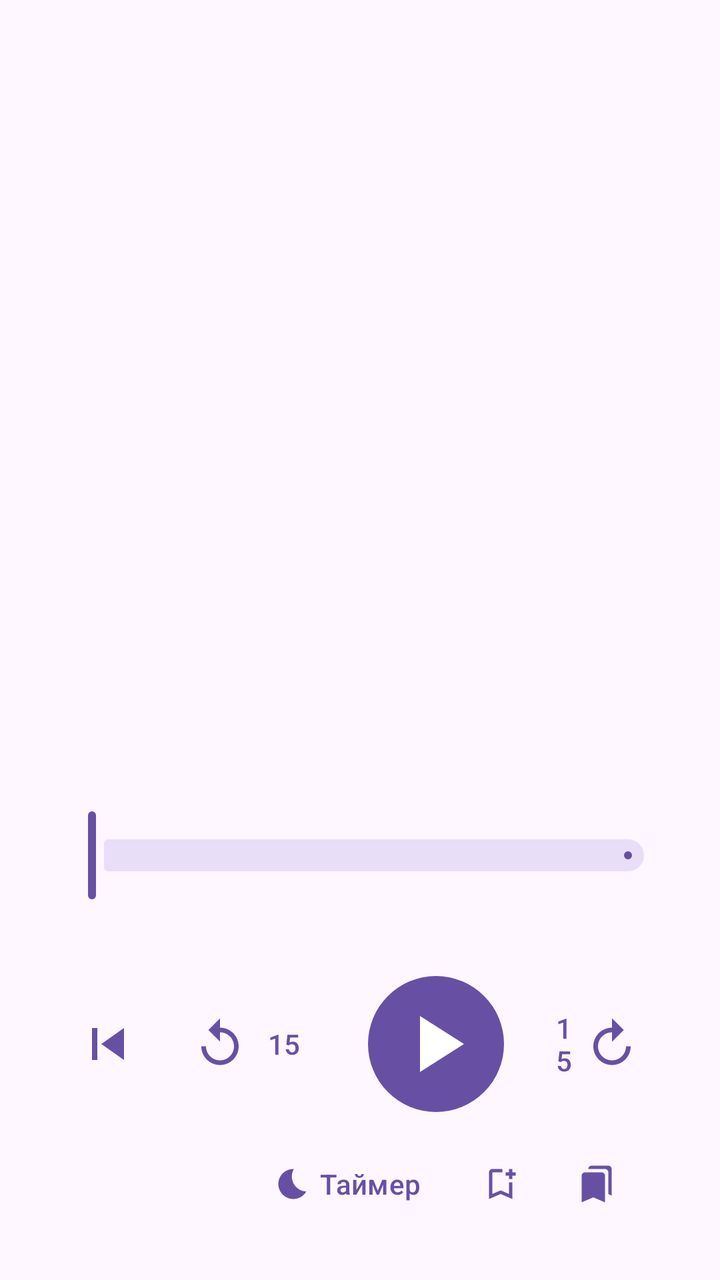
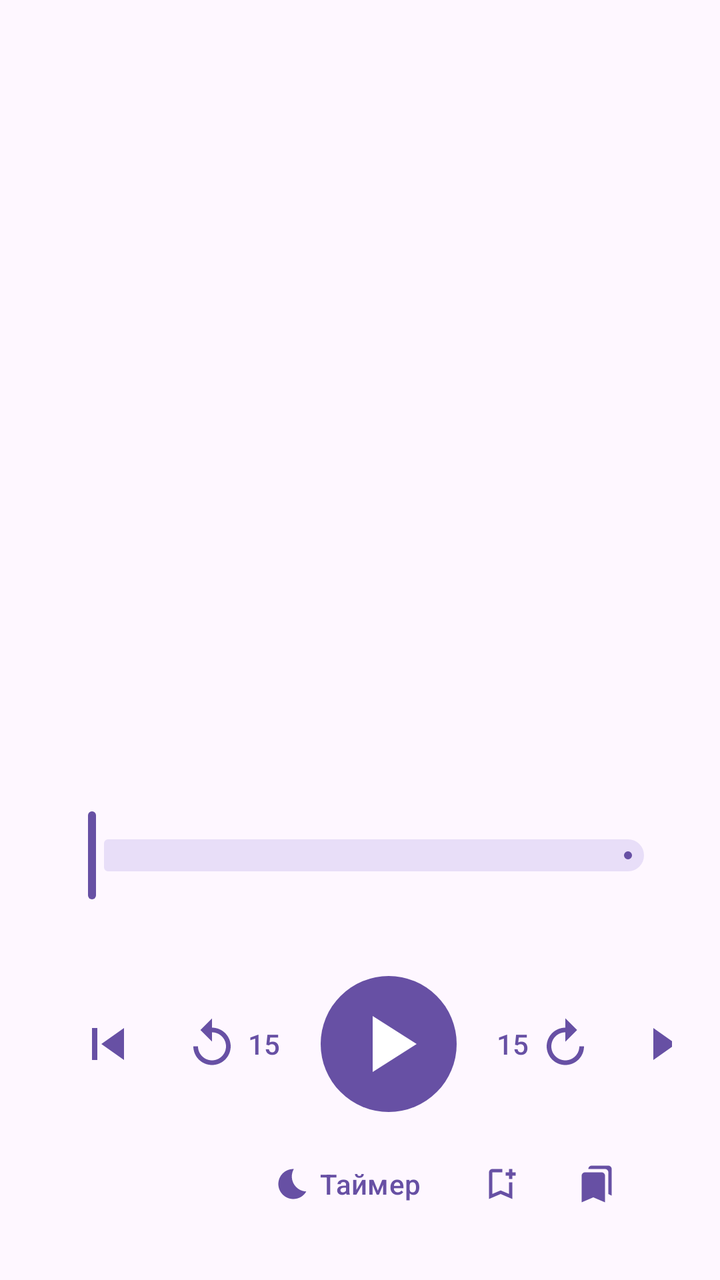

Two renders of the same Android screen: before a commit and after it. Below are the layout's source before the change and the commit's diff.
<!-- AndroidManifest.xml: application theme Theme.AudioBookPlayer -->
<!-- res/layout/activity_player.xml -->
<?xml version="1.0" encoding="utf-8"?>
<LinearLayout xmlns:android="http://schemas.android.com/apk/res/android"
    xmlns:app="http://schemas.android.com/apk/res-auto"
    android:layout_width="match_parent"
    android:layout_height="match_parent"
    android:gravity="center_horizontal"
    android:orientation="vertical"
    android:padding="24dp">

    <ImageView
        android:id="@+id/cover"
        android:layout_width="match_parent"
        android:layout_height="0dp"
        android:layout_weight="1"
        android:adjustViewBounds="true"
        android:importantForAccessibility="no"
        android:scaleType="fitCenter" />

    <TextView
        android:id="@+id/bookTitle"
        android:layout_width="match_parent"
        android:layout_height="wrap_content"
        android:layout_marginTop="24dp"
        android:ellipsize="end"
        android:gravity="center"
        android:maxLines="2"
        android:textAppearance="?attr/textAppearanceTitleMedium" />

    <TextView
        android:id="@+id/chapterTitle"
        android:layout_width="match_parent"
        android:layout_height="wrap_content"
        android:layout_marginTop="8dp"
        android:ellipsize="end"
        android:gravity="center"
        android:maxLines="3"
        android:textAppearance="?attr/textAppearanceHeadlineSmall" />

    <TextView
        android:id="@+id/chapterNumber"
        android:layout_width="match_parent"
        android:layout_height="wrap_content"
        android:layout_marginTop="4dp"
        android:gravity="center"
        android:textAppearance="?attr/textAppearanceBodyMedium" />

    <com.google.android.material.slider.Slider
        android:id="@+id/position"
        android:layout_width="match_parent"
        android:layout_height="wrap_content"
        android:layout_marginTop="16dp"
        android:contentDescription="@string/player_position"
        android:valueFrom="0"
        android:valueTo="1"
        app:labelBehavior="gone" />

    <LinearLayout
        android:layout_width="match_parent"
        android:layout_height="wrap_content"
        android:orientation="horizontal">

        <TextView
            android:id="@+id/elapsed"
            android:layout_width="0dp"
            android:layout_height="wrap_content"
            android:layout_weight="1"
            android:textAppearance="?attr/textAppearanceBodySmall" />

        <TextView
            android:id="@+id/remaining"
            android:layout_width="0dp"
            android:layout_height="wrap_content"
            android:layout_weight="1"
            android:gravity="end"
            android:textAppearance="?attr/textAppearanceBodySmall" />
    </LinearLayout>

    <LinearLayout
        android:layout_width="match_parent"
        android:layout_height="wrap_content"
        android:layout_marginTop="16dp"
        android:gravity="center"
        android:orientation="horizontal">

        <com.google.android.material.button.MaterialButton
            android:id="@+id/previousChapter"
            style="@style/Widget.Material3.Button.IconButton"
            android:layout_width="wrap_content"
            android:layout_height="wrap_content"
            android:contentDescription="@string/player_previous_chapter"
            app:icon="@drawable/ic_skip_previous"
            app:iconSize="32dp" />

        <com.google.android.material.button.MaterialButton
            android:id="@+id/back15"
            style="@style/Widget.Material3.Button.TextButton.Icon"
            android:layout_width="wrap_content"
            android:layout_height="wrap_content"
            android:contentDescription="@string/player_back_15"
            android:text="@string/player_seek_seconds"
            app:icon="@drawable/ic_replay"
            app:iconSize="28dp" />

        <com.google.android.material.button.MaterialButton
            android:id="@+id/playPause"
            style="@style/Widget.Material3.Button.IconButton.Filled"
            android:layout_width="wrap_content"
            android:layout_height="wrap_content"
            android:layout_marginHorizontal="8dp"
            android:contentDescription="@string/player_play"
            app:icon="@drawable/ic_play"
            app:iconSize="48dp" />

        <com.google.android.material.button.MaterialButton
            android:id="@+id/forward15"
            style="@style/Widget.Material3.Button.TextButton.Icon"
            android:layout_width="wrap_content"
            android:layout_height="wrap_content"
            android:contentDescription="@string/player_forward_15"
            android:text="@string/player_seek_seconds"
            app:icon="@drawable/ic_forward"
            app:iconGravity="end"
            app:iconSize="28dp" />

        <com.google.android.material.button.MaterialButton
            android:id="@+id/nextChapter"
            style="@style/Widget.Material3.Button.IconButton"
            android:layout_width="wrap_content"
            android:layout_height="wrap_content"
            android:contentDescription="@string/player_next_chapter"
            app:icon="@drawable/ic_skip_next"
            app:iconSize="32dp" />
    </LinearLayout>

    <LinearLayout
        android:id="@+id/extras"
        android:layout_width="match_parent"
        android:layout_height="wrap_content"
        android:layout_marginTop="8dp"
        android:gravity="center"
        android:orientation="horizontal">

        <com.google.android.material.button.MaterialButton
            android:id="@+id/speed"
            style="@style/Widget.Material3.Button.TextButton"
            android:layout_width="wrap_content"
            android:layout_height="wrap_content" />

        <com.google.android.material.button.MaterialButton
            android:id="@+id/sleepTimer"
            style="@style/Widget.Material3.Button.TextButton.Icon"
            android:layout_width="wrap_content"
            android:layout_height="wrap_content"
            android:text="@string/sleep_timer"
            app:icon="@drawable/ic_bedtime" />

        <com.google.android.material.button.MaterialButton
            android:id="@+id/addBookmark"
            style="@style/Widget.Material3.Button.IconButton"
            android:layout_width="wrap_content"
            android:layout_height="wrap_content"
            android:contentDescription="@string/bookmark_add"
            app:icon="@drawable/ic_bookmark_add" />

        <com.google.android.material.button.MaterialButton
            android:id="@+id/bookmarks"
            style="@style/Widget.Material3.Button.IconButton"
            android:layout_width="wrap_content"
            android:layout_height="wrap_content"
            android:contentDescription="@string/bookmarks_open"
            app:icon="@drawable/ic_bookmarks" />
    </LinearLayout>

</LinearLayout>
<!-- resources referenced by this layout -->
<resources>
  <!-- drawable ic_bedtime (drawable) -->
  <vector xmlns:android="http://schemas.android.com/apk/res/android"
      android:width="24dp"
      android:height="24dp"
      android:tint="?attr/colorControlNormal"
      android:viewportWidth="24"
      android:viewportHeight="24">
      <path
          android:fillColor="@android:color/white"
          android:pathData="M12.34,2.02C6.59,1.82 2,6.42 2,12c0,5.52 4.48,10 10,10c3.71,0 6.93,-2.02 8.66,-5.02C13.15,16.73 8.57,8.55 12.34,2.02z" />
  </vector>
  <!-- drawable ic_bookmark_add (drawable) -->
  <vector xmlns:android="http://schemas.android.com/apk/res/android"
      android:width="24dp"
      android:height="24dp"
      android:tint="?attr/colorControlNormal"
      android:viewportWidth="24"
      android:viewportHeight="24">
      <path
          android:fillColor="@android:color/white"
          android:pathData="M17,11v6.97l-5,-2.14l-5,2.14V5h6V3H7C5.9,3 5,3.9 5,5v16l7,-3l7,3V11H17zM21,7h-2v2h-2V7h-2V5h2V3h2v2h2V7z" />
  </vector>
  <!-- drawable ic_bookmarks (drawable) -->
  <vector xmlns:android="http://schemas.android.com/apk/res/android"
      android:width="24dp"
      android:height="24dp"
      android:tint="?attr/colorControlNormal"
      android:viewportWidth="24"
      android:viewportHeight="24">
      <path
          android:fillColor="@android:color/white"
          android:pathData="M19,18l2,1V3c0,-1.1 -0.9,-2 -2,-2H8.99C7.89,1 7,1.9 7,3h10c1.1,0 2,0.9 2,2v13zM15,5H5c-1.1,0 -2,0.9 -2,2v16l7,-3 7,3V7c0,-1.1 -0.9,-2 -2,-2z" />
  </vector>
  <!-- drawable ic_play (drawable) -->
  <vector xmlns:android="http://schemas.android.com/apk/res/android"
      android:width="24dp"
      android:height="24dp"
      android:autoMirrored="true"
      android:tint="?attr/colorControlNormal"
      android:viewportWidth="24"
      android:viewportHeight="24">
      <path
          android:fillColor="@android:color/white"
          android:pathData="M8,5v14l11,-7z" />
  </vector>
  <!-- drawable ic_replay (drawable) -->
  <vector xmlns:android="http://schemas.android.com/apk/res/android"
      android:width="24dp"
      android:height="24dp"
      android:autoMirrored="true"
      android:tint="?attr/colorControlNormal"
      android:viewportWidth="24"
      android:viewportHeight="24">
      <path
          android:fillColor="@android:color/white"
          android:pathData="M12,5V1L7,6l5,5V7c3.31,0 6,2.69 6,6s-2.69,6 -6,6 -6,-2.69 -6,-6H4c0,4.42 3.58,8 8,8s8,-3.58 8,-8 -3.58,-8 -8,-8z" />
  </vector>
  <!-- drawable ic_skip_next (drawable) -->
  <vector xmlns:android="http://schemas.android.com/apk/res/android"
      android:width="24dp"
      android:height="24dp"
      android:autoMirrored="true"
      android:tint="?attr/colorControlNormal"
      android:viewportWidth="24"
      android:viewportHeight="24">
      <path
          android:fillColor="@android:color/white"
          android:pathData="M6,18l8.5,-6L6,6v12zM16,6v12h2V6h-2z" />
  </vector>
  <!-- drawable ic_skip_previous (drawable) -->
  <vector xmlns:android="http://schemas.android.com/apk/res/android"
      android:width="24dp"
      android:height="24dp"
      android:autoMirrored="true"
      android:tint="?attr/colorControlNormal"
      android:viewportWidth="24"
      android:viewportHeight="24">
      <path
          android:fillColor="@android:color/white"
          android:pathData="M6,6h2v12H6zM9.5,12l8.5,6V6z" />
  </vector>
  <string name="bookmark_add">Добавить закладку</string>
  <string name="bookmarks_open">Открыть закладки</string>
  <string name="player_back_15">Назад на 15 секунд</string>
  <string name="player_forward_15">Вперёд на 15 секунд</string>
  <string name="player_next_chapter">Следующая глава</string>
  <string name="player_play">Воспроизвести</string>
  <string name="player_position">Позиция в главе</string>
  <string name="player_previous_chapter">Предыдущая глава</string>
  <string name="player_seek_seconds">15</string>
  <string name="sleep_timer">Таймер</string>
  <style name="Theme.AudioBookPlayer" parent="Theme.Material3.DayNight.NoActionBar" />
  <!-- unchanged entries left out for length: 1 -->
</resources>

<!-- the commit's change to res/layout/activity_player.xml (unified diff, before → after) -->
@@ -96,9 +96,12 @@
             style="@style/Widget.Material3.Button.TextButton.Icon"
             android:layout_width="wrap_content"
             android:layout_height="wrap_content"
+            android:minWidth="0dp"
+            android:paddingHorizontal="8dp"
             android:contentDescription="@string/player_back_15"
             android:text="@string/player_seek_seconds"
             app:icon="@drawable/ic_replay"
+            app:iconPadding="4dp"
             app:iconSize="28dp" />
 
         <com.google.android.material.button.MaterialButton
@@ -116,10 +119,13 @@
             style="@style/Widget.Material3.Button.TextButton.Icon"
             android:layout_width="wrap_content"
             android:layout_height="wrap_content"
+            android:minWidth="0dp"
+            android:paddingHorizontal="8dp"
             android:contentDescription="@string/player_forward_15"
             android:text="@string/player_seek_seconds"
             app:icon="@drawable/ic_forward"
             app:iconGravity="end"
+            app:iconPadding="4dp"
             app:iconSize="28dp" />
 
         <com.google.android.material.button.MaterialButton
